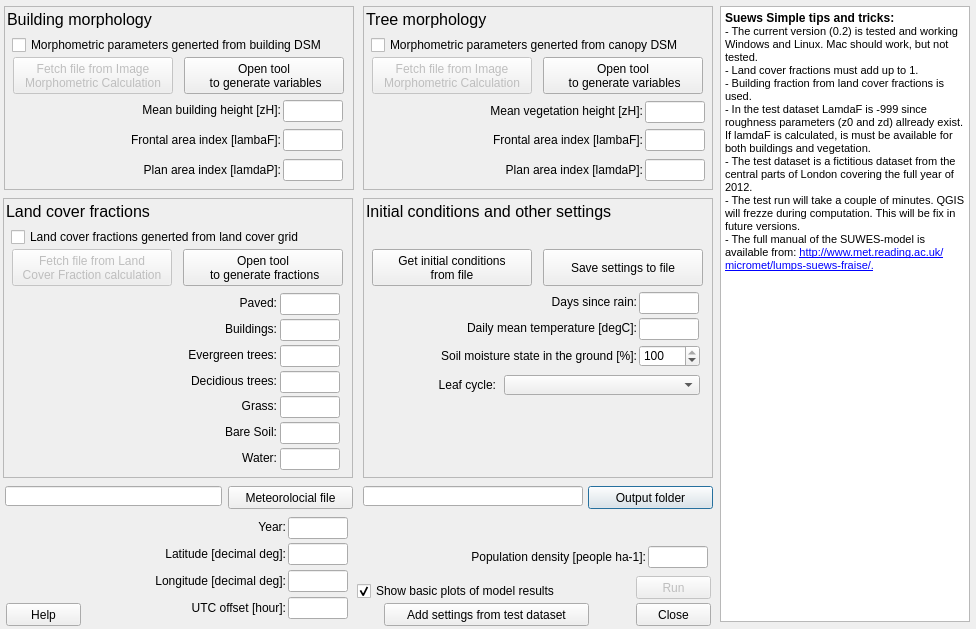
First picture: the form in SuewsSimple/suews_simple_dialog_base.ui, repository UMEP-dev/UMEP, before the edit.
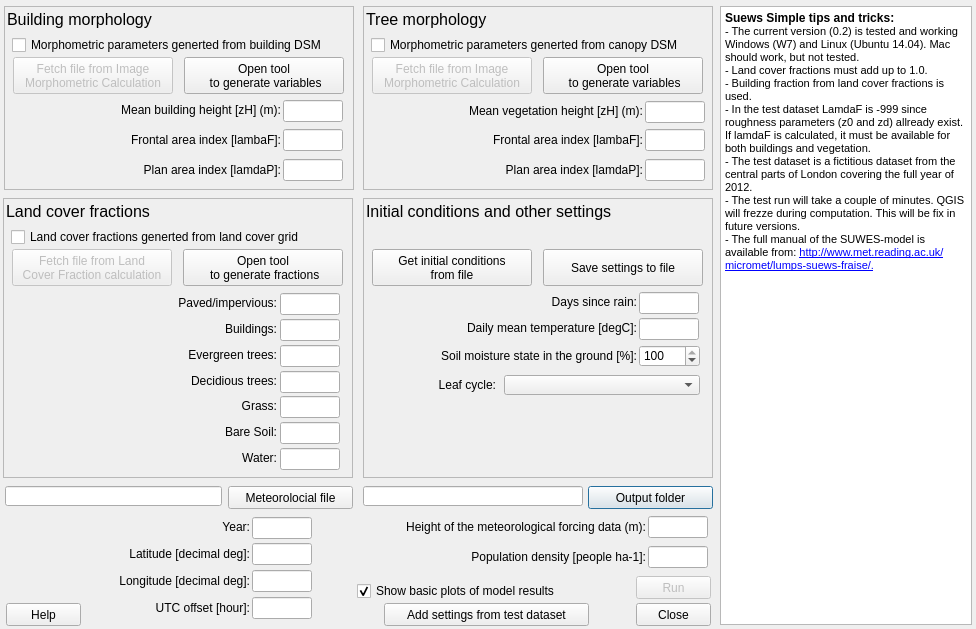
Second picture: the form after the edit.

The edit to the form file:
```diff
--- a/SuewsSimple/suews_simple_dialog_base.ui
+++ b/SuewsSimple/suews_simple_dialog_base.ui
@@ -11,14 +11,29 @@
    </rect>
   </property>
   <property name="sizePolicy">
-   <sizepolicy hsizetype="Ignored" vsizetype="Ignored">
+   <sizepolicy hsizetype="Fixed" vsizetype="Fixed">
     <horstretch>0</horstretch>
     <verstretch>0</verstretch>
    </sizepolicy>
   </property>
+  <property name="minimumSize">
+   <size>
+    <width>976</width>
+    <height>629</height>
+   </size>
+  </property>
+  <property name="maximumSize">
+   <size>
+    <width>976</width>
+    <height>629</height>
+   </size>
+  </property>
   <property name="windowTitle">
    <string>Suews Simple</string>
   </property>
+  <property name="layoutDirection">
+   <enum>Qt::LeftToRight</enum>
+  </property>
   <widget class="QPushButton" name="pushButtonSave">
    <property name="geometry">
     <rect>
@@ -94,7 +109,7 @@
      <rect>
       <x>8</x>
       <y>30</y>
-      <width>352</width>
+      <width>340</width>
       <height>18</height>
      </rect>
     </property>
@@ -163,14 +178,14 @@
    <widget class="QLabel" name="label">
     <property name="geometry">
      <rect>
-      <x>75</x>
+      <x>12</x>
       <y>96</y>
-      <width>202</width>
+      <width>265</width>
       <height>16</height>
      </rect>
     </property>
     <property name="text">
-     <string>Mean building height [zH]:</string>
+     <string>Mean building height [zH] (m):</string>
     </property>
     <property name="alignment">
      <set>Qt::AlignRight|Qt::AlignTrailing|Qt::AlignVCenter</set>
@@ -391,7 +406,7 @@
      </rect>
     </property>
     <property name="text">
-     <string>Mean vegetation height [zH]:</string>
+     <string>Mean vegetation height [zH] (m):</string>
     </property>
     <property name="alignment">
      <set>Qt::AlignRight|Qt::AlignTrailing|Qt::AlignVCenter</set>
@@ -623,9 +638,9 @@
    <widget class="QLabel" name="label_22">
     <property name="geometry">
      <rect>
-      <x>0</x>
+      <x>6</x>
       <y>150</y>
-      <width>274</width>
+      <width>268</width>
       <height>16</height>
      </rect>
     </property>
@@ -770,9 +785,9 @@
    <widget class="QLabel" name="label_9">
     <property name="geometry">
      <rect>
-      <x>159</x>
+      <x>33</x>
       <y>252</y>
-      <width>115</width>
+      <width>241</width>
       <height>16</height>
      </rect>
     </property>
@@ -789,9 +804,9 @@
    <widget class="QLabel" name="label_8">
     <property name="geometry">
      <rect>
-      <x>153</x>
+      <x>27</x>
       <y>226</y>
-      <width>121</width>
+      <width>247</width>
       <height>16</height>
      </rect>
     </property>
@@ -824,9 +839,9 @@
    <widget class="QLabel" name="label_7">
     <property name="geometry">
      <rect>
-      <x>159</x>
+      <x>36</x>
       <y>200</y>
-      <width>115</width>
+      <width>238</width>
       <height>16</height>
      </rect>
     </property>
@@ -843,14 +858,14 @@
    <widget class="QLabel" name="label_3">
     <property name="geometry">
      <rect>
-      <x>144</x>
+      <x>12</x>
       <y>97</y>
-      <width>130</width>
+      <width>262</width>
       <height>16</height>
      </rect>
     </property>
     <property name="text">
-     <string>Paved:</string>
+     <string>Paved/impervious:</string>
     </property>
     <property name="alignment">
      <set>Qt::AlignRight|Qt::AlignTrailing|Qt::AlignVCenter</set>
@@ -894,9 +909,9 @@
    <widget class="QLabel" name="label_4">
     <property name="geometry">
      <rect>
-      <x>147</x>
+      <x>30</x>
       <y>123</y>
-      <width>127</width>
+      <width>244</width>
       <height>16</height>
      </rect>
     </property>
@@ -913,9 +928,9 @@
    <widget class="QLabel" name="label_5">
     <property name="geometry">
      <rect>
-      <x>153</x>
+      <x>39</x>
       <y>149</y>
-      <width>121</width>
+      <width>235</width>
       <height>16</height>
      </rect>
     </property>
@@ -980,9 +995,9 @@
    <widget class="QLabel" name="label_6">
     <property name="geometry">
      <rect>
-      <x>162</x>
+      <x>39</x>
       <y>175</y>
-      <width>112</width>
+      <width>235</width>
       <height>16</height>
      </rect>
     </property>
@@ -1052,7 +1067,7 @@
   <widget class="QLineEdit" name="lineEdit_YYYY">
    <property name="geometry">
     <rect>
-     <x>288</x>
+     <x>252</x>
      <y>517</y>
      <width>60</width>
      <height>22</height>
@@ -1068,7 +1083,7 @@
   <widget class="QLabel" name="label_21">
    <property name="geometry">
     <rect>
-     <x>153</x>
+     <x>117</x>
      <y>519</y>
      <width>133</width>
      <height>16</height>
@@ -1087,7 +1102,7 @@
   <widget class="QLineEdit" name="UTC">
    <property name="geometry">
     <rect>
-     <x>288</x>
+     <x>252</x>
      <y>597</y>
      <width>60</width>
      <height>22</height>
@@ -1100,7 +1115,7 @@
   <widget class="QLineEdit" name="Latitude">
    <property name="geometry">
     <rect>
-     <x>288</x>
+     <x>252</x>
      <y>543</y>
      <width>60</width>
      <height>22</height>
@@ -1113,9 +1128,9 @@
   <widget class="QLabel" name="label_24">
    <property name="geometry">
     <rect>
-     <x>102</x>
+     <x>84</x>
      <y>600</y>
-     <width>184</width>
+     <width>166</width>
      <height>16</height>
     </rect>
    </property>
@@ -1132,9 +1147,9 @@
   <widget class="QLabel" name="label_25">
    <property name="geometry">
     <rect>
-     <x>63</x>
+     <x>15</x>
      <y>546</y>
-     <width>223</width>
+     <width>235</width>
      <height>16</height>
     </rect>
    </property>
@@ -1151,7 +1166,7 @@
   <widget class="QLineEdit" name="Longitude">
    <property name="geometry">
     <rect>
-     <x>288</x>
+     <x>252</x>
      <y>570</y>
      <width>60</width>
      <height>22</height>
@@ -1164,7 +1179,7 @@
   <widget class="QLabel" name="label_23">
    <property name="geometry">
     <rect>
-     <x>45</x>
+     <x>9</x>
      <y>573</y>
      <width>241</width>
      <height>16</height>
@@ -1188,20 +1203,38 @@
     <rect>
      <x>720</x>
      <y>6</y>
-     <width>250</width>
-     <height>616</height>
+     <width>252</width>
+     <height>619</height>
     </rect>
    </property>
+   <property name="sizePolicy">
+    <sizepolicy hsizetype="Expanding" vsizetype="Expanding">
+     <horstretch>66</horstretch>
+     <verstretch>0</verstretch>
+    </sizepolicy>
+   </property>
+   <property name="minimumSize">
+    <size>
+     <width>0</width>
+     <height>40</height>
+    </size>
+   </property>
+   <property name="autoFillBackground">
+    <bool>true</bool>
+   </property>
+   <property name="frameShadow">
+    <enum>QFrame::Plain</enum>
+   </property>
    <property name="html">
     <string>&lt;!DOCTYPE HTML PUBLIC &quot;-//W3C//DTD HTML 4.0//EN&quot; &quot;http://www.w3.org/TR/REC-html40/strict.dtd&quot;&gt;
 &lt;html&gt;&lt;head&gt;&lt;meta name=&quot;qrichtext&quot; content=&quot;1&quot; /&gt;&lt;style type=&quot;text/css&quot;&gt;
 p, li { white-space: pre-wrap; }
 &lt;/style&gt;&lt;/head&gt;&lt;body style=&quot; font-family:'MS Shell Dlg 2'; font-size:8.25pt; font-weight:400; font-style:normal;&quot;&gt;
 &lt;p style=&quot; margin-top:0px; margin-bottom:0px; margin-left:0px; margin-right:0px; -qt-block-indent:0; text-indent:0px;&quot;&gt;&lt;span style=&quot; font-size:9pt; font-weight:600;&quot;&gt;Suews Simple tips and tricks:&lt;/span&gt;&lt;/p&gt;
-&lt;p style=&quot; margin-top:0px; margin-bottom:0px; margin-left:0px; margin-right:0px; -qt-block-indent:0; text-indent:0px;&quot;&gt;&lt;span style=&quot; font-size:8pt;&quot;&gt;- The current version (0.2) is tested and working Windows and Linux. Mac should work, but not tested.&lt;/span&gt;&lt;/p&gt;
-&lt;p style=&quot; margin-top:0px; margin-bottom:0px; margin-left:0px; margin-right:0px; -qt-block-indent:0; text-indent:0px;&quot;&gt;&lt;span style=&quot; font-size:8pt;&quot;&gt;- Land cover fractions must add up to 1. &lt;/span&gt;&lt;/p&gt;
+&lt;p style=&quot; margin-top:0px; margin-bottom:0px; margin-left:0px; margin-right:0px; -qt-block-indent:0; text-indent:0px;&quot;&gt;&lt;span style=&quot; font-size:8pt;&quot;&gt;- The current version (0.2) is tested and working Windows (W7) and Linux (Ubuntu 14.04). Mac should work, but not tested.&lt;/span&gt;&lt;/p&gt;
+&lt;p style=&quot; margin-top:0px; margin-bottom:0px; margin-left:0px; margin-right:0px; -qt-block-indent:0; text-indent:0px;&quot;&gt;&lt;span style=&quot; font-size:8pt;&quot;&gt;- Land cover fractions must add up to 1.0. &lt;/span&gt;&lt;/p&gt;
 &lt;p style=&quot; margin-top:0px; margin-bottom:0px; margin-left:0px; margin-right:0px; -qt-block-indent:0; text-indent:0px;&quot;&gt;&lt;span style=&quot; font-size:8pt;&quot;&gt;- Building fraction from land cover fractions is used.&lt;/span&gt;&lt;/p&gt;
-&lt;p style=&quot; margin-top:0px; margin-bottom:0px; margin-left:0px; margin-right:0px; -qt-block-indent:0; text-indent:0px;&quot;&gt;&lt;span style=&quot; font-size:8pt;&quot;&gt;- In the test dataset LamdaF is -999 since roughness parameters (z0 and zd) allready exist. If lamdaF is calculated, is must be available for both buildings and vegetation. &lt;/span&gt;&lt;/p&gt;
+&lt;p style=&quot; margin-top:0px; margin-bottom:0px; margin-left:0px; margin-right:0px; -qt-block-indent:0; text-indent:0px;&quot;&gt;&lt;span style=&quot; font-size:8pt;&quot;&gt;- In the test dataset LamdaF is -999 since roughness parameters (z0 and zd) allready exist. If lamdaF is calculated, it must be available for both buildings and vegetation. &lt;/span&gt;&lt;/p&gt;
 &lt;p style=&quot; margin-top:0px; margin-bottom:0px; margin-left:0px; margin-right:0px; -qt-block-indent:0; text-indent:0px;&quot;&gt;&lt;span style=&quot; font-size:8pt;&quot;&gt;- The test dataset is a fictitious dataset from the central parts of London covering the full year of 2012.&lt;/span&gt;&lt;/p&gt;
 &lt;p style=&quot; margin-top:0px; margin-bottom:0px; margin-left:0px; margin-right:0px; -qt-block-indent:0; text-indent:0px;&quot;&gt;&lt;span style=&quot; font-size:8pt;&quot;&gt;- The test run will take a couple of minutes. QGIS will frezze during computation. This will be fix in future versions. &lt;/span&gt;&lt;/p&gt;
 &lt;p style=&quot; margin-top:0px; margin-bottom:0px; margin-left:0px; margin-right:0px; -qt-block-indent:0; text-indent:0px;&quot;&gt;&lt;span style=&quot; font-size:8pt;&quot;&gt;- The full manual of the SUWES-model is available from: &lt;/span&gt;&lt;a href=&quot;http://www.met.reading.ac.uk/micromet/lumps-suews-fraise/&quot;&gt;&lt;span style=&quot; font-size:8pt; text-decoration: underline; color:#0000ff;&quot;&gt;http://www.met.reading.ac.uk/micromet/lumps-suews-fraise/.&lt;/span&gt;&lt;/a&gt;&lt;/p&gt;
@@ -1256,6 +1289,41 @@
     <cstring></cstring>
    </property>
   </widget>
+  <widget class="QLineEdit" name="Height">
+   <property name="geometry">
+    <rect>
+     <x>648</x>
+     <y>516</y>
+     <width>60</width>
+     <height>22</height>
+    </rect>
+   </property>
+   <property name="maxLength">
+    <number>8</number>
+   </property>
+   <property name="alignment">
+    <set>Qt::AlignCenter</set>
+   </property>
+  </widget>
+  <widget class="QLabel" name="label_36">
+   <property name="geometry">
+    <rect>
+     <x>318</x>
+     <y>519</y>
+     <width>328</width>
+     <height>16</height>
+    </rect>
+   </property>
+   <property name="text">
+    <string>Height of the meteorological forcing data (m):</string>
+   </property>
+   <property name="alignment">
+    <set>Qt::AlignRight|Qt::AlignTrailing|Qt::AlignVCenter</set>
+   </property>
+   <property name="buddy">
+    <cstring></cstring>
+   </property>
+  </widget>
  </widget>
  <resources/>
  <connections>
```
Left out of the diff: 3 changed lines with no effect on the pictures.
